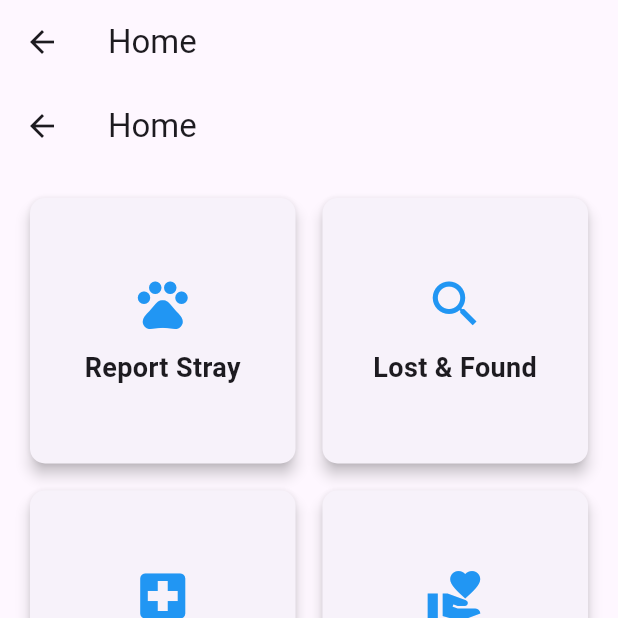
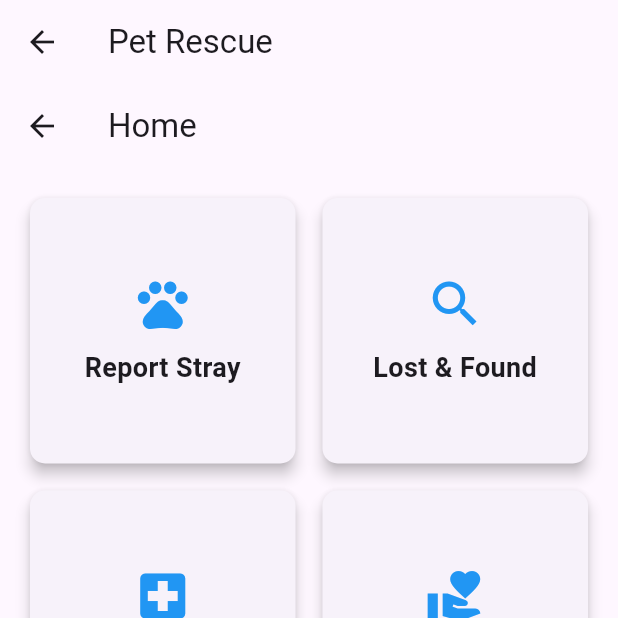
Before and after one commit to HasanChamara/Pet-Rescue-App, a Flutter app: the HomeScreen screen opened by its route, on a phone screen of 412 x 824 dp, the top half of it. Run offline on Flutter 3.47's test engine with Material 3 defaults, Android fonts, the phone set to English and light mode, and no system bars; our stand-ins replace cloud_firestore, firebase_auth, firebase_core; accounts and stored records are empty.

Commit message:
main updated

```diff
--- a/pet_project/lib/main.dart
+++ b/pet_project/lib/main.dart
@@ -21,7 +21,7 @@ class MyApp extends StatelessWidget {
       routes: {
         '/': (context) => LoginScreen(),
         '/signup': (context) => SignUpScreen(),
-        '/home': (context) => HomeScreen(), // Home with Bottom Navigation
+        '/home': (context) => HomeScreen(),
       },
     );
   }
--- a/pet_project/lib/screens/main_screen.dart
+++ b/pet_project/lib/screens/main_screen.dart
@@ -1,6 +1,7 @@
 import 'package:flutter/material.dart';
 import 'package:pet_project/screens/home_page.dart';
 import 'package:pet_project/screens/profile_page.dart';
+import 'package:pet_project/screens/setting_page.dart';
 
 class HomeScreen extends StatefulWidget {
   const HomeScreen({super.key});
@@ -14,15 +15,14 @@ class _HomeScreenState extends State<HomeScreen> {
   final List<Widget> _pages = [
     HomePage(),
     ProfilePage(),
-    //const Center(child: Text('Home')),
-    //const Center(child: Text('Profile')),
-    const Center(child: Text('Settings')),
+    SettingsPage(),
+    // const Center(child: Text('Settings')),
   ];
 
   @override
   Widget build(BuildContext context) {
     return Scaffold(
-      appBar: AppBar(title: const Text('Home')),
+      appBar: AppBar(title: const Text('Pet Rescue')),
       body: _pages[_currentIndex],
       bottomNavigationBar: BottomNavigationBar(
         currentIndex: _currentIndex,
```
Also changed, not shown: pet_project/lib/screens/setting_page.dart (added).
